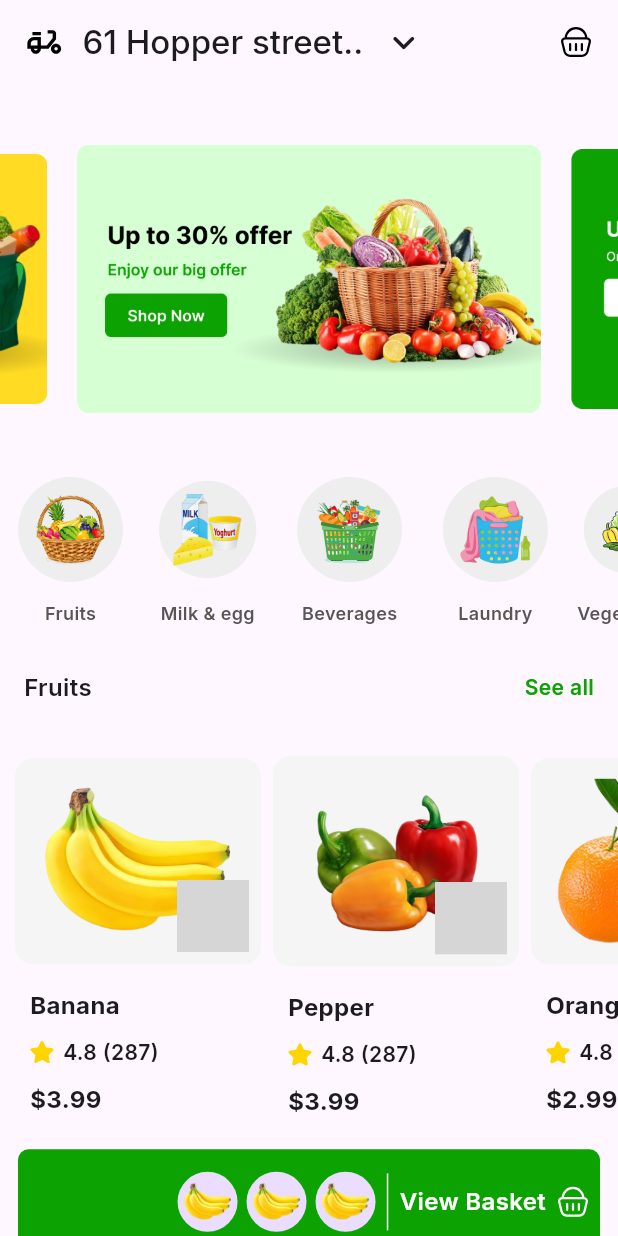
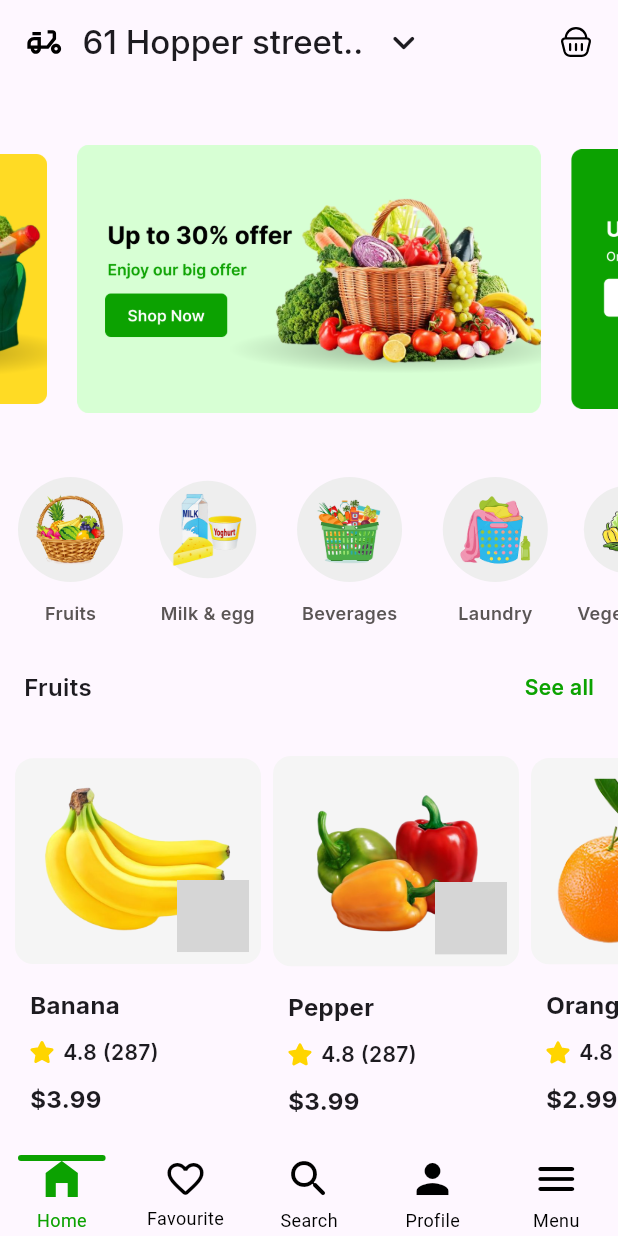
Before and after one commit to yousefsobhy12/grabber, a Flutter app: the screen it shows after launch, on a phone screen of 412 x 824 dp. Run offline on Flutter 3.47's test engine with Material 3 defaults, Android fonts, the phone set to English and light mode, and no system bars; drawn by our look-alikes of carousel_slider, persistent_bottom_nav_bar; our stand-ins replace flutter_svg, google_fonts; missing offline and left inert: add_to_cart_button; grey boxes are pictures that could not be loaded.

Commit message:
bottom nav bar implemented

```diff
--- a/lib/main.dart
+++ b/lib/main.dart
@@ -1,5 +1,5 @@
 import 'package:flutter/material.dart';
-import 'package:grabber/screens/home_screen.dart';
+import 'package:grabber/screens/home.dart';
 
 void main() {
   runApp(Grabber());
@@ -10,7 +10,7 @@ class Grabber extends StatelessWidget {
 
   @override
   Widget build(BuildContext context) {
-    return MaterialApp(debugShowCheckedModeBanner: false, home: HomeScreen());
+    return MaterialApp(debugShowCheckedModeBanner: false, home: Home());
   }
 }
 
--- /dev/null
+++ b/lib/screens/favourite_screen.dart
@@ -0,0 +1,10 @@
+import 'package:flutter/material.dart';
+
+class FavouriteScreen extends StatelessWidget {
+  const FavouriteScreen({super.key});
+
+  @override
+  Widget build(BuildContext context) {
+    return Scaffold(body: Center(child: Text('Favourite screen')));
+  }
+}
--- /dev/null
+++ b/lib/screens/home.dart
@@ -0,0 +1,132 @@
+import 'package:flutter/material.dart';
+import 'package:grabber/screens/favourite_screen.dart';
+import 'package:grabber/screens/home_screen.dart';
+import 'package:grabber/screens/menu_screen.dart';
+import 'package:grabber/screens/profile_screen.dart';
+import 'package:grabber/screens/search_screen.dart';
+import 'package:persistent_bottom_nav_bar/persistent_bottom_nav_bar.dart';
+
+class Home extends StatefulWidget {
+  const Home({super.key});
+
+  @override
+  State<Home> createState() => _HomeState();
+}
+
+class _HomeState extends State<Home> {
+  ScrollController scrollController = ScrollController();
+  PersistentTabController controller = PersistentTabController(initialIndex: 0);
+  List<Widget> screens = [
+    HomeScreen(),
+    FavouriteScreen(),
+    SearchScreen(),
+    ProfileScreen(),
+    MenuScreen(),
+  ];
+  List<PersistentBottomNavBarItem> _navBarsItems() {
+    return [
+      PersistentBottomNavBarItem(
+        icon: Icon(Icons.home_filled),
+        iconSize: 32,
+        title: ("Home"),
+        activeColorPrimary: Color(0xff0CA201),
+        inactiveColorPrimary: Colors.black,
+        scrollController: scrollController,
+        routeAndNavigatorSettings: RouteAndNavigatorSettings(
+          routes: {
+            "lib/screens/home_screen.dart": (final context) =>
+                const HomeScreen(),
+          },
+        ),
+      ),
+      PersistentBottomNavBarItem(
+        icon: Icon(Icons.favorite_border_rounded),
+        iconSize: 29,
+        title: ("Favourite"),
+        activeColorPrimary: Color(0xff0CA201),
+        inactiveColorPrimary: Colors.black,
+        scrollController: scrollController,
+        routeAndNavigatorSettings: RouteAndNavigatorSettings(
+          routes: {
+            "lib/screens/favourite_screen.dart": (final context) =>
+                const FavouriteScreen(),
+          },
+        ),
+      ),
+      PersistentBottomNavBarItem(
+        icon: Icon(Icons.search_rounded),
+        iconSize: 32,
+        title: ("Search"),
+        activeColorPrimary: Color(0xff0CA201),
+        inactiveColorPrimary: Colors.black,
+        scrollController: scrollController,
+        routeAndNavigatorSettings: RouteAndNavigatorSettings(
+          routes: {
+            "lib/screens/search_screen.dart": (final context) =>
+                const SearchScreen(),
+          },
+        ),
+      ),
+      PersistentBottomNavBarItem(
+        icon: Icon(Icons.person),
+        iconSize: 32,
+        title: ("Profile"),
+        activeColorPrimary: Color(0xff0CA201),
+        inactiveColorPrimary: Colors.black,
+        scrollController: scrollController,
+        routeAndNavigatorSettings: RouteAndNavigatorSettings(
+          routes: {
+            "lib/screens/profile_screen.dart": (final context) =>
+                const ProfileScreen(),
+          },
+        ),
+      ),
+      PersistentBottomNavBarItem(
+        icon: Icon(Icons.menu_rounded),
+        iconSize: 32,
+        title: ("Menu"),
+        activeColorPrimary: Color(0xff0CA201),
+        inactiveColorPrimary: Colors.black,
+        scrollController: scrollController,
+        routeAndNavigatorSettings: RouteAndNavigatorSettings(
+          routes: {
+            "lib/screens/menu_screen.dart": (final context) =>
+                const MenuScreen(),
+          },
+        ),
+      ),
+    ];
+  }
+
+  @override
+  Widget build(BuildContext context) {
+    return PersistentTabView(
+      context,
+      controller: controller,
+      screens: screens,
+      items: _navBarsItems(),
+      handleAndroidBackButtonPress: true,
+      resizeToAvoidBottomInset: true,
+      stateManagement: true,
+      hideNavigationBarWhenKeyboardAppears: true,
+      padding: const EdgeInsets.only(top: 6, bottom: 2),
+      backgroundColor: Color(0xffFEF7FF),
+      isVisible: true,
+      animationSettings: const NavBarAnimationSettings(
+        navBarItemAnimation: ItemAnimationSettings(
+          // Navigation Bar's items animation properties.
+          duration: Duration(milliseconds: 400),
+          curve: Curves.ease,
+        ),
+        screenTransitionAnimation: ScreenTransitionAnimationSettings(
+          animateTabTransition: true,
+          duration: Duration(milliseconds: 200),
+          screenTransitionAnimationType: ScreenTransitionAnimationType.fadeIn,
+        ),
+      ),
+      confineToSafeArea: true,
+      navBarHeight: kBottomNavigationBarHeight,
+      navBarStyle: NavBarStyle.style3,
+    );
+  }
+}
--- a/lib/screens/home_screen.dart
+++ b/lib/screens/home_screen.dart
@@ -194,51 +194,51 @@ class _HomeScreenState extends State<HomeScreen> {
                 ),
               ),
             ),
-            Container(
-              margin: EdgeInsets.symmetric(horizontal: 12),
-              height: 70,
-              width: double.infinity,
-              decoration: BoxDecoration(
-                color: Color(0xff0CA201),
-                borderRadius: BorderRadius.circular(7),
-              ),
-              child: Row(
-                mainAxisAlignment: MainAxisAlignment.end,
-                children: [
-                  Row(
-                    spacing: 6,
-                    children: List.generate(3, (index) {
-                      return CircleAvatar(
-                        child: Image.asset(
-                          'assets/images/fruits/banana.png',
-                          width: 35,
-                        ),
-                      );
-                    }),
-                  ),
-                  VerticalDivider(
-                    color: Colors.white,
-                    indent: 16,
-                    endIndent: 16,
-                  ),
-                  Text(
-                    'View Basket',
-                    style: GoogleFonts.inter(
-                      fontSize: 16,
-                      color: Colors.white,
-                      fontWeight: FontWeight.w600,
-                    ),
-                  ),
-                  SizedBox(width: 6),
-                  SvgPicture.asset(
-                    'assets/images/icons/basket.svg',
-                    // ignore: deprecated_member_use
-                    color: Colors.white,
-                  ),
-                  SizedBox(width: 6),
-                ],
-              ),
-            ),
+            // Container(
+            //   margin: EdgeInsets.symmetric(horizontal: 12),
+            //   height: 70,
+            //   width: double.infinity,
+            //   decoration: BoxDecoration(
+            //     color: Color(0xff0CA201),
+            //     borderRadius: BorderRadius.circular(7),
+            //   ),
+            //   child: Row(
+            //     mainAxisAlignment: MainAxisAlignment.end,
+            //     children: [
+            //       Row(
+            //         spacing: 6,
+            //         children: List.generate(3, (index) {
+            //           return CircleAvatar(
+            //             child: Image.asset(
+            //               'assets/images/fruits/banana.png',
+            //               width: 35,
+            //             ),
+            //           );
+            //         }),
+            //       ),
+            //       VerticalDivider(
+            //         color: Colors.white,
+            //         indent: 16,
+            //         endIndent: 16,
+            //       ),
+            //       Text(
+            //         'View Basket',
+            //         style: GoogleFonts.inter(
+            //           fontSize: 16,
+            //           color: Colors.white,
+            //           fontWeight: FontWeight.w600,
+            //         ),
+            //       ),
+            //       SizedBox(width: 6),
+            //       SvgPicture.asset(
+            //         'assets/images/icons/basket.svg',
+            //         // ignore: deprecated_member_use
+            //         color: Colors.white,
+            //       ),
+            //       SizedBox(width: 6),
+            //     ],
+            //   ),
+            // ),
           ],
         ),
       ),
--- /dev/null
+++ b/lib/screens/menu_screen.dart
@@ -0,0 +1,10 @@
+import 'package:flutter/material.dart';
+
+class MenuScreen extends StatelessWidget {
+  const MenuScreen({super.key});
+
+  @override
+  Widget build(BuildContext context) {
+    return Scaffold(body: Center(child: Text('Menu screen')));
+  }
+}
--- /dev/null
+++ b/lib/screens/profile_screen.dart
@@ -0,0 +1,10 @@
+import 'package:flutter/material.dart';
+
+class ProfileScreen extends StatelessWidget {
+  const ProfileScreen({super.key});
+
+  @override
+  Widget build(BuildContext context) {
+    return Scaffold(body: Center(child: Text('Profile screen')));
+  }
+}
--- /dev/null
+++ b/lib/screens/search_screen.dart
@@ -0,0 +1,10 @@
+import 'package:flutter/material.dart';
+
+class SearchScreen extends StatelessWidget {
+  const SearchScreen({super.key});
+
+  @override
+  Widget build(BuildContext context) {
+    return Scaffold(body: Center(child: Text('Search screen')));
+  }
+}
--- a/pubspec.yaml
+++ b/pubspec.yaml
@@ -38,9 +38,8 @@ dependencies:
   flutter_svg: ^2.2.0
   google_fonts: ^6.2.1
   carousel_slider: ^5.1.1
-  show_custom_snackbar: ^0.0.1
-  add_to_cart_animated_button: ^0.0.4
   add_to_cart_button: ^0.0.6
+  persistent_bottom_nav_bar: ^6.2.1
 
 dev_dependencies:
   flutter_test:
```
Also changed, not shown: pubspec.lock.
